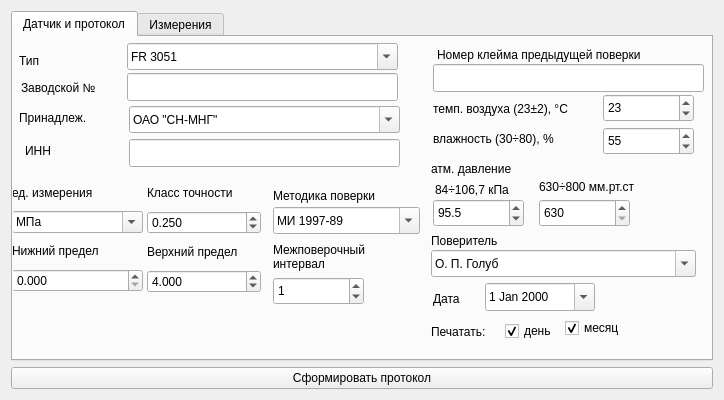
First picture: the form in Press.ui, repository corvinalive/CalManager, before the edit.
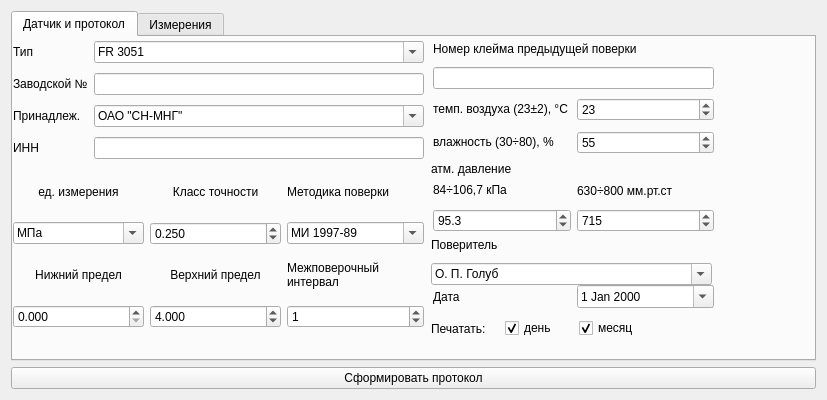
Second picture: the form after the edit.

Commit message: Окончание работы по давлению. Приступаю к температуре.

The edit to the form file:
```diff
--- a/Press.ui
+++ b/Press.ui
@@ -6,7 +6,7 @@
    <rect>
     <x>0</x>
     <y>0</y>
-    <width>724</width>
+    <width>827</width>
     <height>400</height>
    </rect>
   </property>
@@ -19,8 +19,18 @@
   <property name="windowTitle">
    <string>Поверка</string>
   </property>
-  <layout class="QVBoxLayout" name="verticalLayout">
-   <item>
+  <layout class="QGridLayout" name="gridLayout_5">
+   <item row="2" column="0">
+    <widget class="QPushButton" name="PrintButton">
+     <property name="text">
+      <string>Сформировать протокол</string>
+     </property>
+     <property name="flat">
+      <bool>false</bool>
+     </property>
+    </widget>
+   </item>
+   <item row="0" column="0">
     <widget class="QTabWidget" name="tabWidget">
      <property name="currentIndex">
       <number>0</number>
@@ -29,167 +39,38 @@
       <attribute name="title">
        <string>Датчик и протокол</string>
       </attribute>
-      <widget class="QLabel" name="label">
+      <widget class="QLabel" name="label_19">
        <property name="geometry">
         <rect>
-         <x>6</x>
-         <y>15</y>
-         <width>54</width>
+         <x>418</x>
+         <y>123</y>
+         <width>117</width>
          <height>18</height>
         </rect>
        </property>
        <property name="text">
-        <string>Тип</string>
+        <string>атм. давление</string>
        </property>
       </widget>
-      <widget class="QComboBox" name="NameBox">
+      <widget class="QWidget" name="layoutWidget">
        <property name="geometry">
         <rect>
-         <x>114</x>
-         <y>6</y>
-         <width>271</width>
-         <height>27</height>
+         <x>418</x>
+         <y>279</y>
+         <width>216</width>
+         <height>25</height>
         </rect>
        </property>
-       <property name="editable">
-        <bool>true</bool>
-       </property>
+       <layout class="QHBoxLayout" name="horizontalLayout">
        <item>
-        <property name="text">
-         <string>FR 3051</string>
-        </property>
-       </item>
-       <item>
-        <property name="text">
-         <string>Метран</string>
-        </property>
-       </item>
-       <item>
-        <property name="text">
-         <string>Сапфир</string>
-        </property>
-       </item>
-      </widget>
-      <widget class="QLabel" name="label_2">
-       <property name="geometry">
-        <rect>
-         <x>8</x>
-         <y>42</y>
-         <width>109</width>
-         <height>18</height>
-        </rect>
-       </property>
-       <property name="text">
-        <string>Заводской №</string>
-       </property>
-      </widget>
-      <widget class="QLineEdit" name="SerialEdit">
-       <property name="geometry">
-        <rect>
-         <x>114</x>
-         <y>36</y>
-         <width>271</width>
-         <height>28</height>
-        </rect>
-       </property>
-      </widget>
-      <widget class="QLabel" name="label_3">
-       <property name="geometry">
-        <rect>
-         <x>6</x>
-         <y>72</y>
-         <width>89</width>
-         <height>18</height>
-        </rect>
-       </property>
-       <property name="text">
-        <string>Принадлеж.</string>
-       </property>
-      </widget>
-      <widget class="QComboBox" name="OwnerBox">
-       <property name="geometry">
-        <rect>
-         <x>116</x>
-         <y>69</y>
-         <width>271</width>
-         <height>27</height>
-        </rect>
-       </property>
-       <property name="editable">
-        <bool>true</bool>
-       </property>
-       <item>
-        <property name="text">
-         <string>ОАО &quot;СН-МНГ&quot;</string>
-        </property>
-       </item>
-       <item>
-        <property name="text">
-         <string>ОАО &quot;ТНК-Нижневартовск&quot;</string>
-        </property>
-       </item>
-       <item>
-        <property name="text">
-         <string>ОАО &quot;СНГДУ-2&quot;</string>
-        </property>
-       </item>
-       <item>
-        <property name="text">
-         <string>ОАО &quot;СНГ&quot;</string>
-        </property>
-       </item>
-      </widget>
-      <widget class="QDateEdit" name="dateEdit">
-       <property name="geometry">
-        <rect>
-         <x>472</x>
-         <y>246</y>
-         <width>110</width>
-         <height>28</height>
-        </rect>
-       </property>
-       <property name="calendarPopup">
-        <bool>true</bool>
-       </property>
-       <property name="timeSpec">
-        <enum>Qt::LocalTime</enum>
-       </property>
-      </widget>
-      <widget class="QLabel" name="label_14">
-       <property name="geometry">
-        <rect>
-         <x>420</x>
-         <y>252</y>
-         <width>37</width>
-         <height>20</height>
-        </rect>
-       </property>
-       <property name="text">
-        <string>Дата</string>
-       </property>
-      </widget>
       <widget class="QLabel" name="label_15">
-       <property name="geometry">
-        <rect>
-         <x>418</x>
-         <y>285</y>
-         <width>67</width>
-         <height>20</height>
-        </rect>
-       </property>
        <property name="text">
         <string>Печатать:</string>
        </property>
       </widget>
+        </item>
+        <item>
       <widget class="QCheckBox" name="DayBox">
-       <property name="geometry">
-        <rect>
-         <x>492</x>
-         <y>282</y>
-         <width>59</width>
-         <height>24</height>
-        </rect>
-       </property>
        <property name="text">
         <string>день</string>
        </property>
@@ -197,15 +78,9 @@
         <bool>true</bool>
        </property>
       </widget>
+        </item>
+        <item>
       <widget class="QCheckBox" name="MonthBox">
-       <property name="geometry">
-        <rect>
-         <x>552</x>
-         <y>279</y>
-         <width>65</width>
-         <height>24</height>
-        </rect>
-       </property>
        <property name="text">
         <string>месяц</string>
        </property>
@@ -213,84 +88,89 @@
         <bool>true</bool>
        </property>
       </widget>
-      <widget class="QComboBox" name="PoverBox">
+        </item>
+       </layout>
+      </widget>
+      <widget class="QWidget" name="layoutWidget">
        <property name="geometry">
         <rect>
-         <x>418</x>
-         <y>213</y>
-         <width>265</width>
-         <height>27</height>
+         <x>420</x>
+         <y>141</y>
+         <width>281</width>
+         <height>54</height>
         </rect>
        </property>
-       <property name="editable">
-        <bool>true</bool>
-       </property>
-       <item>
+       <layout class="QGridLayout" name="gridLayout_2">
+        <item row="0" column="0">
+         <widget class="QLabel" name="label_21">
         <property name="text">
-         <string>О. П. Голуб</string>
-        </property>
-       </item>
-       <item>
+           <string>&lt;!DOCTYPE HTML PUBLIC &quot;-//W3C//DTD HTML 4.0//EN&quot; &quot;http://www.w3.org/TR/REC-html40/strict.dtd&quot;&gt;
+&lt;html&gt;&lt;head&gt;&lt;meta name=&quot;qrichtext&quot; content=&quot;1&quot; /&gt;&lt;style type=&quot;text/css&quot;&gt;
+p, li { white-space: pre-wrap; }
+&lt;/style&gt;&lt;/head&gt;&lt;body style=&quot; font-family:'Sans Serif'; font-size:9pt; font-weight:400; font-style:normal;&quot;&gt;
+&lt;p style=&quot; margin-top:0px; margin-bottom:0px; margin-left:0px; margin-right:0px; -qt-block-indent:0; text-indent:0px;&quot;&gt;84÷106,7 кПа&lt;/p&gt;&lt;/body&gt;&lt;/html&gt;</string>
+          </property>
+         </widget>
+        </item>
+        <item row="0" column="1">
+         <widget class="QLabel" name="label_22">
         <property name="text">
-         <string>Е. В. Денис</string>
-        </property>
-       </item>
-       <item>
-        <property name="text">
-         <string>Н. В. Григорьева</string>
-        </property>
-       </item>
-       <item>
-        <property name="text">
-         <string>С. В. Багаева</string>
-        </property>
-       </item>
-      </widget>
-      <widget class="QLabel" name="label_16">
-       <property name="geometry">
-        <rect>
-         <x>418</x>
-         <y>195</y>
-         <width>89</width>
-         <height>18</height>
-        </rect>
-       </property>
-       <property name="text">
-        <string>Поверитель</string>
-       </property>
-      </widget>
-      <widget class="QLineEdit" name="KleimoEdit">
+           <string>630÷800 мм.рт.ст</string>
+          </property>
+         </widget>
+        </item>
+        <item row="1" column="0">
+         <widget class="QDoubleSpinBox" name="atmkpa_box">
+          <property name="decimals">
+           <number>1</number>
+          </property>
+          <property name="minimum">
+           <double>84.000000000000000</double>
+          </property>
+          <property name="maximum">
+           <double>106.700000000000003</double>
+          </property>
+          <property name="singleStep">
+           <double>0.500000000000000</double>
+          </property>
+          <property name="value">
+           <double>95.299999999999997</double>
+          </property>
+         </widget>
+        </item>
+        <item row="1" column="1">
+         <widget class="QDoubleSpinBox" name="atmmm_box">
+          <property name="decimals">
+           <number>0</number>
+          </property>
+          <property name="minimum">
+           <double>630.000000000000000</double>
+          </property>
+          <property name="maximum">
+           <double>800.000000000000000</double>
+          </property>
+          <property name="singleStep">
+           <double>1.000000000000000</double>
+          </property>
+          <property name="value">
+           <double>715.000000000000000</double>
+          </property>
+         </widget>
+        </item>
+       </layout>
+      </widget>
+      <widget class="QWidget" name="layoutWidget">
        <property name="geometry">
         <rect>
          <x>420</x>
-         <y>27</y>
-         <width>271</width>
-         <height>28</height>
+         <y>57</y>
+         <width>281</width>
+         <height>64</height>
         </rect>
        </property>
-      </widget>
-      <widget class="QLabel" name="label_17">
-       <property name="geometry">
-        <rect>
-         <x>424</x>
-         <y>9</y>
-         <width>261</width>
-         <height>18</height>
-        </rect>
-       </property>
-       <property name="text">
-        <string>Номер клейма предыдущей поверки</string>
-       </property>
-      </widget>
+       <layout class="QGridLayout" name="gridLayout_3">
+        <item row="0" column="0">
       <widget class="QLabel" name="label_18">
-       <property name="geometry">
-        <rect>
-         <x>420</x>
-         <y>63</y>
-         <width>161</width>
-         <height>18</height>
-        </rect>
-       </property>
        <property name="text">
         <string>&lt;!DOCTYPE HTML PUBLIC &quot;-//W3C//DTD HTML 4.0//EN&quot; &quot;http://www.w3.org/TR/REC-html40/strict.dtd&quot;&gt;
 &lt;html&gt;&lt;head&gt;&lt;meta name=&quot;qrichtext&quot; content=&quot;1&quot; /&gt;&lt;style type=&quot;text/css&quot;&gt;
@@ -299,45 +179,9 @@
 &lt;p style=&quot; margin-top:0px; margin-bottom:0px; margin-left:0px; margin-right:0px; -qt-block-indent:0; text-indent:0px;&quot;&gt;темп. воздуха (23±2), °C&lt;/p&gt;&lt;/body&gt;&lt;/html&gt;</string>
        </property>
       </widget>
-      <widget class="QLabel" name="label_19">
-       <property name="geometry">
-        <rect>
-         <x>418</x>
-         <y>123</y>
-         <width>117</width>
-         <height>18</height>
-        </rect>
-       </property>
-       <property name="text">
-        <string>атм. давление</string>
-       </property>
-      </widget>
-      <widget class="QLabel" name="label_20">
-       <property name="geometry">
-        <rect>
-         <x>420</x>
-         <y>93</y>
-         <width>151</width>
-         <height>18</height>
-        </rect>
-       </property>
-       <property name="text">
-        <string>&lt;!DOCTYPE HTML PUBLIC &quot;-//W3C//DTD HTML 4.0//EN&quot; &quot;http://www.w3.org/TR/REC-html40/strict.dtd&quot;&gt;
-&lt;html&gt;&lt;head&gt;&lt;meta name=&quot;qrichtext&quot; content=&quot;1&quot; /&gt;&lt;style type=&quot;text/css&quot;&gt;
-p, li { white-space: pre-wrap; }
-&lt;/style&gt;&lt;/head&gt;&lt;body style=&quot; font-family:'Sans Serif'; font-size:9pt; font-weight:400; font-style:normal;&quot;&gt;
-&lt;p style=&quot; margin-top:0px; margin-bottom:0px; margin-left:0px; margin-right:0px; -qt-block-indent:0; text-indent:0px;&quot;&gt;влажность (30÷80), %&lt;/p&gt;&lt;/body&gt;&lt;/html&gt;</string>
-       </property>
-      </widget>
+        </item>
+        <item row="0" column="1">
       <widget class="QDoubleSpinBox" name="tvos_box">
-       <property name="geometry">
-        <rect>
-         <x>590</x>
-         <y>57</y>
-         <width>91</width>
-         <height>28</height>
-        </rect>
-       </property>
        <property name="decimals">
         <number>0</number>
        </property>
@@ -354,15 +198,20 @@
         <double>23.000000000000000</double>
        </property>
       </widget>
+        </item>
+        <item row="1" column="0">
+         <widget class="QLabel" name="label_20">
+          <property name="text">
+           <string>&lt;!DOCTYPE HTML PUBLIC &quot;-//W3C//DTD HTML 4.0//EN&quot; &quot;http://www.w3.org/TR/REC-html40/strict.dtd&quot;&gt;
+&lt;html&gt;&lt;head&gt;&lt;meta name=&quot;qrichtext&quot; content=&quot;1&quot; /&gt;&lt;style type=&quot;text/css&quot;&gt;
+p, li { white-space: pre-wrap; }
+&lt;/style&gt;&lt;/head&gt;&lt;body style=&quot; font-family:'Sans Serif'; font-size:9pt; font-weight:400; font-style:normal;&quot;&gt;
+&lt;p style=&quot; margin-top:0px; margin-bottom:0px; margin-left:0px; margin-right:0px; -qt-block-indent:0; text-indent:0px;&quot;&gt;влажность (30÷80), %&lt;/p&gt;&lt;/body&gt;&lt;/html&gt;</string>
+          </property>
+         </widget>
+        </item>
+        <item row="1" column="1">
       <widget class="QDoubleSpinBox" name="water_box">
-       <property name="geometry">
-        <rect>
-         <x>590</x>
-         <y>90</y>
-         <width>91</width>
-         <height>28</height>
-        </rect>
-       </property>
        <property name="decimals">
         <number>0</number>
        </property>
@@ -379,127 +228,150 @@
         <double>55.000000000000000</double>
        </property>
       </widget>
-      <widget class="QDoubleSpinBox" name="atmkpa_box">
+        </item>
+       </layout>
+      </widget>
+      <widget class="QWidget" name="layoutWidget">
        <property name="geometry">
         <rect>
          <x>420</x>
-         <y>162</y>
-         <width>91</width>
-         <height>28</height>
+         <y>0</y>
+         <width>281</width>
+         <height>52</height>
         </rect>
        </property>
-       <property name="decimals">
-        <number>1</number>
-       </property>
-       <property name="minimum">
-        <double>84.000000000000000</double>
-       </property>
-       <property name="maximum">
-        <double>106.700000000000003</double>
-       </property>
-       <property name="singleStep">
-        <double>0.500000000000000</double>
-       </property>
-       <property name="value">
-        <double>95.500000000000000</double>
-       </property>
-      </widget>
-      <widget class="QDoubleSpinBox" name="atmmm_box">
+       <layout class="QVBoxLayout" name="verticalLayout_4">
+        <item>
+         <widget class="QLabel" name="label_17">
+          <property name="text">
+           <string>Номер клейма предыдущей поверки</string>
+          </property>
+         </widget>
+        </item>
+        <item>
+         <widget class="QLineEdit" name="KleimoEdit"/>
+        </item>
+       </layout>
+      </widget>
+      <widget class="QWidget" name="layoutWidget">
        <property name="geometry">
         <rect>
-         <x>526</x>
-         <y>162</y>
-         <width>91</width>
-         <height>28</height>
+         <x>0</x>
+         <y>0</y>
+         <width>411</width>
+         <height>126</height>
         </rect>
        </property>
-       <property name="decimals">
-        <number>0</number>
-       </property>
-       <property name="minimum">
-        <double>630.000000000000000</double>
-       </property>
-       <property name="maximum">
-        <double>800.000000000000000</double>
-       </property>
-       <property name="singleStep">
-        <double>1.000000000000000</double>
-       </property>
-       <property name="value">
-        <double>630.000000000000000</double>
-       </property>
-      </widget>
-      <widget class="QLabel" name="label_21">
-       <property name="geometry">
-        <rect>
-         <x>422</x>
-         <y>144</y>
-         <width>101</width>
-         <height>18</height>
-        </rect>
-       </property>
+       <layout class="QGridLayout" name="gridLayout_4">
+        <item row="0" column="0">
+         <widget class="QLabel" name="label">
+          <property name="text">
+           <string>Тип</string>
+          </property>
+         </widget>
+        </item>
+        <item row="0" column="1">
+         <widget class="QComboBox" name="NameBox">
+          <property name="editable">
+           <bool>true</bool>
+          </property>
+          <item>
+           <property name="text">
+            <string>FR 3051</string>
+           </property>
+          </item>
+          <item>
+           <property name="text">
+            <string>Метран</string>
+           </property>
+          </item>
+          <item>
+           <property name="text">
+            <string>Сапфир</string>
+           </property>
+          </item>
+         </widget>
+        </item>
+        <item row="1" column="0">
+         <widget class="QLabel" name="label_2">
        <property name="text">
-        <string>&lt;!DOCTYPE HTML PUBLIC &quot;-//W3C//DTD HTML 4.0//EN&quot; &quot;http://www.w3.org/TR/REC-html40/strict.dtd&quot;&gt;
-&lt;html&gt;&lt;head&gt;&lt;meta name=&quot;qrichtext&quot; content=&quot;1&quot; /&gt;&lt;style type=&quot;text/css&quot;&gt;
-p, li { white-space: pre-wrap; }
-&lt;/style&gt;&lt;/head&gt;&lt;body style=&quot; font-family:'Sans Serif'; font-size:9pt; font-weight:400; font-style:normal;&quot;&gt;
-&lt;p style=&quot; margin-top:0px; margin-bottom:0px; margin-left:0px; margin-right:0px; -qt-block-indent:0; text-indent:0px;&quot;&gt;84÷106,7 кПа&lt;/p&gt;&lt;/body&gt;&lt;/html&gt;</string>
-       </property>
-      </widget>
-      <widget class="QLabel" name="label_22">
-       <property name="geometry">
-        <rect>
-         <x>526</x>
-         <y>141</y>
-         <width>141</width>
-         <height>18</height>
-        </rect>
-       </property>
+           <string>Заводской №</string>
+          </property>
+         </widget>
+        </item>
+        <item row="1" column="1">
+         <widget class="QLineEdit" name="SerialEdit"/>
+        </item>
+        <item row="2" column="0">
+         <widget class="QLabel" name="label_3">
        <property name="text">
-        <string>630÷800 мм.рт.ст</string>
-       </property>
-      </widget>
+           <string>Принадлеж.</string>
+          </property>
+         </widget>
+        </item>
+        <item row="3" column="0">
       <widget class="QLabel" name="label_23">
-       <property name="geometry">
-        <rect>
-         <x>12</x>
-         <y>105</y>
-         <width>53</width>
-         <height>18</height>
-        </rect>
-       </property>
        <property name="text">
         <string>ИНН</string>
        </property>
       </widget>
-      <widget class="QLineEdit" name="INNEdit">
-       <property name="geometry">
-        <rect>
-         <x>116</x>
-         <y>102</y>
-         <width>271</width>
-         <height>28</height>
-        </rect>
-       </property>
-      </widget>
-      <widget class="QWidget" name="layoutWidget">
+        </item>
+        <item row="3" column="1">
+         <widget class="QLineEdit" name="INNEdit"/>
+        </item>
+        <item row="2" column="1">
+         <widget class="QComboBox" name="OwnerBox">
+          <property name="editable">
+           <bool>true</bool>
+          </property>
+          <item>
+           <property name="text">
+            <string>ОАО &quot;СН-МНГ&quot;</string>
+           </property>
+          </item>
+          <item>
+           <property name="text">
+            <string>ОАО &quot;ТНК-Нижневартовск&quot;</string>
+           </property>
+          </item>
+          <item>
+           <property name="text">
+            <string>ОАО &quot;СНГДУ-2&quot;</string>
+           </property>
+          </item>
+          <item>
+           <property name="text">
+            <string>ОАО &quot;СНГ&quot;</string>
+           </property>
+          </item>
+         </widget>
+        </item>
+       </layout>
+      </widget>
+      <widget class="QWidget" name="">
        <property name="geometry">
         <rect>
-         <x>-1</x>
-         <y>144</y>
-         <width>131</width>
-         <height>111</height>
+         <x>0</x>
+         <y>130</y>
+         <width>411</width>
+         <height>161</height>
         </rect>
        </property>
-       <layout class="QVBoxLayout" name="verticalLayout_2">
-        <item>
+       <layout class="QGridLayout" name="gridLayout_6">
+        <item row="0" column="0">
          <widget class="QLabel" name="label_4">
           <property name="text">
            <string>ед. измерения</string>
           </property>
+          <property name="alignment">
+           <set>Qt::AlignCenter</set>
+          </property>
+          <property name="wordWrap">
+           <bool>true</bool>
+          </property>
          </widget>
         </item>
-        <item>
+        <item row="1" column="0">
          <widget class="QComboBox" name="UnitBox">
           <property name="editable">
            <bool>true</bool>
@@ -531,14 +403,20 @@
           </item>
          </widget>
         </item>
-        <item>
+        <item row="2" column="0">
          <widget class="QLabel" name="label_5">
           <property name="text">
            <string>Нижний предел</string>
           </property>
+          <property name="alignment">
+           <set>Qt::AlignCenter</set>
+          </property>
+          <property name="wordWrap">
+           <bool>true</bool>
+          </property>
          </widget>
         </item>
-        <item>
+        <item row="3" column="0">
          <widget class="QDoubleSpinBox" name="minBox">
           <property name="decimals">
            <number>3</number>
@@ -551,26 +429,20 @@
           </property>
          </widget>
         </item>
-       </layout>
-      </widget>
-      <widget class="QWidget" name="layoutWidget">
-       <property name="geometry">
-        <rect>
-         <x>134</x>
-         <y>144</y>
-         <width>114</width>
-         <height>112</height>
-        </rect>
-       </property>
-       <layout class="QVBoxLayout" name="verticalLayout_3">
-        <item>
+        <item row="0" column="1">
          <widget class="QLabel" name="label_13">
           <property name="text">
            <string>Класс точности</string>
           </property>
+          <property name="alignment">
+           <set>Qt::AlignCenter</set>
+          </property>
+          <property name="wordWrap">
+           <bool>true</bool>
+          </property>
          </widget>
         </item>
-        <item>
+        <item row="1" column="1">
          <widget class="QDoubleSpinBox" name="KlassBox">
           <property name="decimals">
            <number>3</number>
@@ -583,14 +455,20 @@
           </property>
          </widget>
         </item>
-        <item>
+        <item row="2" column="1">
          <widget class="QLabel" name="label_6">
           <property name="text">
            <string>Верхний предел</string>
           </property>
+          <property name="alignment">
+           <set>Qt::AlignCenter</set>
+          </property>
+          <property name="wordWrap">
+           <bool>true</bool>
+          </property>
          </widget>
         </item>
-        <item>
+        <item row="3" column="1">
          <widget class="QDoubleSpinBox" name="maxBox">
           <property name="decimals">
            <number>3</number>
@@ -603,44 +481,18 @@
           </property>
          </widget>
         </item>
-       </layout>
-      </widget>
+        <item row="0" column="2">
       <widget class="QLabel" name="label_24">
-       <property name="geometry">
-        <rect>
-         <x>260</x>
-         <y>150</y>
-         <width>141</width>
-         <height>18</height>
-        </rect>
-       </property>
        <property name="text">
         <string>Методика поверки</string>
        </property>
-      </widget>
-      <widget class="QLabel" name="label_25">
-       <property name="geometry">
-        <rect>
-         <x>260</x>
-         <y>200</y>
-         <width>151</width>
-         <height>40</height>
-        </rect>
-       </property>
-       <property name="text">
-        <string>Межповерочный
-интервал</string>
-       </property>
-      </widget>
+          <property name="wordWrap">
+           <bool>true</bool>
+          </property>
+         </widget>
+        </item>
+        <item row="1" column="2">
       <widget class="QComboBox" name="MIBox">
-       <property name="geometry">
-        <rect>
-         <x>260</x>
-         <y>170</y>
-         <width>147</width>
-         <height>27</height>
-        </rect>
-       </property>
        <property name="editable">
         <bool>true</bool>
        </property>
@@ -655,15 +507,20 @@
         </property>
        </item>
       </widget>
+        </item>
+        <item row="2" column="2">
+         <widget class="QLabel" name="label_25">
+          <property name="text">
+           <string>Межповерочный
+интервал</string>
+          </property>
+          <property name="wordWrap">
+           <bool>true</bool>
+          </property>
+         </widget>
+        </item>
+        <item row="3" column="2">
       <widget class="QDoubleSpinBox" name="interval_box">
-       <property name="geometry">
-        <rect>
-         <x>260</x>
-         <y>240</y>
-         <width>91</width>
-         <height>28</height>
-        </rect>
-       </property>
        <property name="suffix">
         <string/>
        </property>
@@ -683,6 +540,84 @@
         <double>1.000000000000000</double>
        </property>
       </widget>
+        </item>
+       </layout>
+      </widget>
+      <widget class="QWidget" name="">
+       <property name="geometry">
+        <rect>
+         <x>420</x>
+         <y>246</y>
+         <width>281</width>
+         <height>28</height>
+        </rect>
+       </property>
+       <layout class="QHBoxLayout" name="horizontalLayout_2">
+        <item>
+         <widget class="QLabel" name="label_14">
+          <property name="text">
+           <string>Дата</string>
+          </property>
+         </widget>
+        </item>
+        <item>
+         <widget class="QDateEdit" name="dateEdit">
+          <property name="calendarPopup">
+           <bool>true</bool>
+          </property>
+          <property name="timeSpec">
+           <enum>Qt::LocalTime</enum>
+          </property>
+         </widget>
+        </item>
+       </layout>
+      </widget>
+      <widget class="QWidget" name="">
+       <property name="geometry">
+        <rect>
+         <x>418</x>
+         <y>195</y>
+         <width>281</width>
+         <height>53</height>
+        </rect>
+       </property>
+       <layout class="QVBoxLayout" name="verticalLayout">
+        <item>
+         <widget class="QLabel" name="label_16">
+          <property name="text">
+           <string>Поверитель</string>
+          </property>
+         </widget>
+        </item>
+        <item>
+         <widget class="QComboBox" name="PoverBox">
+          <property name="editable">
+           <bool>true</bool>
+          </property>
+          <item>
+           <property name="text">
+            <string>О. П. Голуб</string>
+           </property>
+          </item>
+          <item>
+           <property name="text">
+            <string>Е. В. Денис</string>
+           </property>
+          </item>
+          <item>
+           <property name="text">
+            <string>Н. В. Григорьева</string>
+           </property>
+          </item>
+          <item>
+           <property name="text">
+            <string>С. В. Багаева</string>
+           </property>
+          </item>
+         </widget>
+        </item>
+       </layout>
+      </widget>
      </widget>
      <widget class="QWidget" name="tab_2">
       <attribute name="title">
@@ -1339,16 +1274,6 @@
      </widget>
     </widget>
    </item>
-   <item>
-    <widget class="QPushButton" name="PrintButton">
-     <property name="text">
-      <string>Сформировать протокол</string>
-     </property>
-     <property name="flat">
-      <bool>false</bool>
-     </property>
-    </widget>
-   </item>
   </layout>
  </widget>
  <tabstops>
```
Left out of the diff: 69 changed lines with no effect on the pictures. Lines whose indentation alone changed are shown as unchanged. The commit also changes 2 other files.
